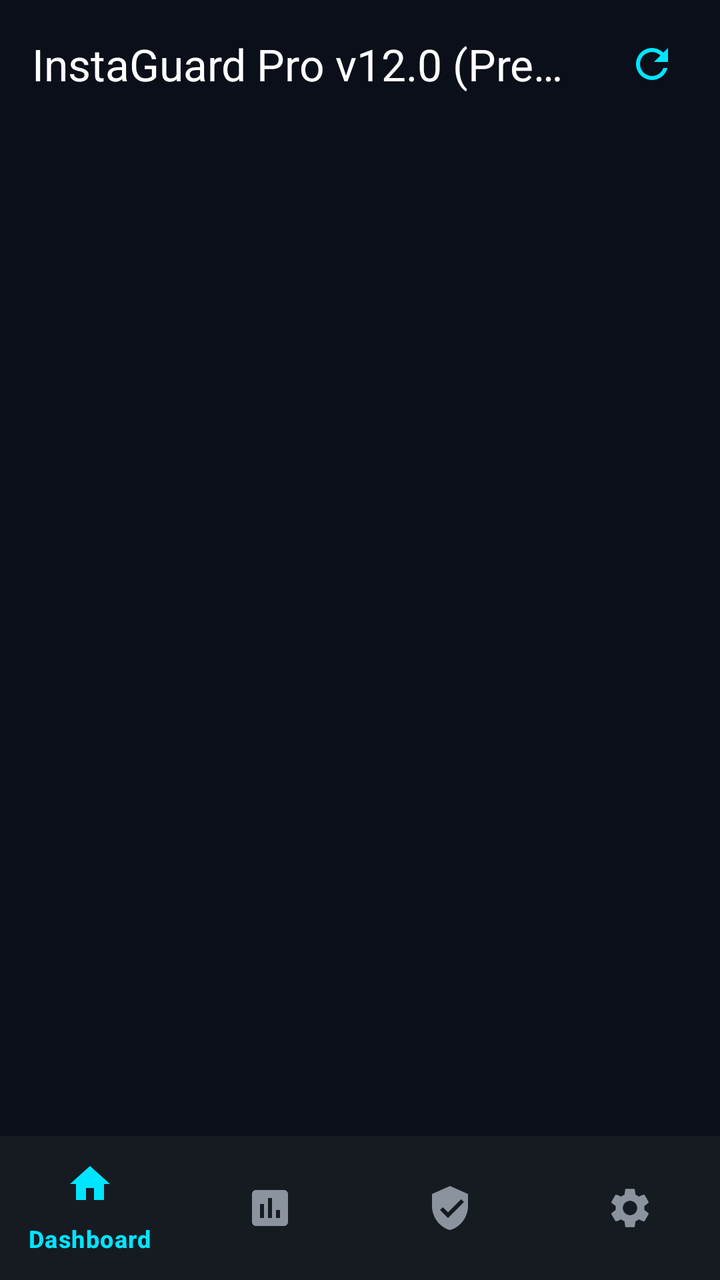
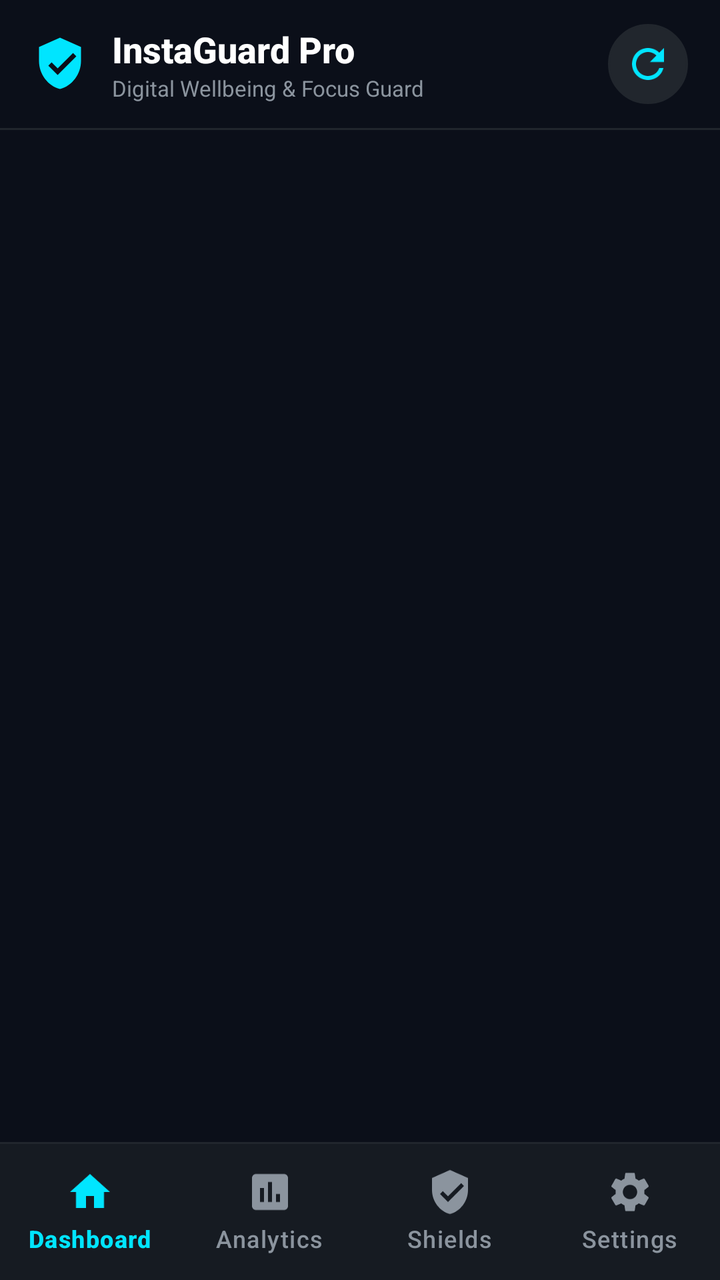

Compare the two renders of this Android layout. The source of the first and the diff that turns it into the second are given below.
<!-- AndroidManifest.xml: application theme Theme.InstaGuard -->
<!-- res/layout/activity_main.xml -->
<?xml version="1.0" encoding="utf-8"?>
<androidx.coordinatorlayout.widget.CoordinatorLayout
    xmlns:android="http://schemas.android.com/apk/res/android"
    xmlns:app="http://schemas.android.com/apk/res-auto"
    android:layout_width="match_parent"
    android:layout_height="match_parent"
    android:background="@color/bg_primary">

    
    <com.google.android.material.appbar.AppBarLayout
        android:id="@+id/appBarLayout"
        android:layout_width="match_parent"
        android:layout_height="wrap_content"
        android:background="@color/bg_primary"
        app:elevation="0dp">

        <androidx.appcompat.widget.Toolbar
            android:id="@+id/toolbarMain"
            android:layout_width="match_parent"
            android:layout_height="?attr/actionBarSize"
            app:title="InstaGuard Pro v12.0 (Premium UI Suite)"
            app:titleTextColor="@color/text_primary">

            <ImageButton
                android:id="@+id/btnRefresh"
                android:layout_width="44dp"
                android:layout_height="44dp"
                android:layout_gravity="end"
                android:layout_marginEnd="12dp"
                android:background="?attr/selectableItemBackgroundBorderless"
                android:src="@drawable/ic_refresh"
                app:tint="@color/accent_neon_blue"
                android:contentDescription="@string/btn_refresh" />
        </androidx.appcompat.widget.Toolbar>
    </com.google.android.material.appbar.AppBarLayout>

    
    <FrameLayout
        android:id="@+id/fragmentContainer"
        android:layout_width="match_parent"
        android:layout_height="match_parent"
        android:layout_marginBottom="72dp"
        app:layout_behavior="@string/appbar_scrolling_view_behavior" />

    
    <com.google.android.material.bottomnavigation.BottomNavigationView
        android:id="@+id/bottomNavigationView"
        android:layout_width="match_parent"
        android:layout_height="72dp"
        android:layout_gravity="bottom"
        android:background="@color/surface_card"
        app:itemIconTint="@color/bottom_nav_color_selector"
        app:itemTextColor="@color/bottom_nav_color_selector"
        app:itemRippleColor="#3300E5FF"
        app:elevation="16dp"
        app:menu="@menu/bottom_nav_menu" />

</androidx.coordinatorlayout.widget.CoordinatorLayout>
<!-- resources referenced by this layout -->
<resources>
  <color name="accent_neon_blue">#00E5FF</color>
  <color name="bg_primary">#0B0F19</color>
  <color name="surface_card">#161B22</color>
  <color name="text_primary">#FFFFFF</color>
  <!-- drawable ic_refresh (drawable) -->
  <vector xmlns:android="http://schemas.android.com/apk/res/android"
      android:width="24dp"
      android:height="24dp"
      android:viewportWidth="24"
      android:viewportHeight="24">
      <path
          android:fillColor="#FFFFFFFF"
          android:pathData="M17.65,6.35C16.2,4.9 14.21,4 12,4c-4.42,0 -7.99,3.58 -7.99,8s3.57,8 7.99,8c3.73,0 6.84,-2.55 7.73,-6h-2.08c-0.82,2.33 -3.04,4 -5.65,4 -3.31,0 -6,-2.69 -6,-6s2.69,-6 6,-6c1.66,0 3.14,0.69 4.22,1.78L13,11h7V4l-2.35,2.35z" />
  </vector>
  <string name="btn_refresh">Refresh Stats</string>
  <style name="Theme.InstaGuard" parent="Theme.Material3.Dark.NoActionBar">
          <item name="colorPrimary">@color/accent_neon_blue</item>
          <item name="colorPrimaryVariant">@color/primary_dark</item>
          <item name="colorOnPrimary">#0B0F19</item>
          <item name="colorSecondary">@color/accent_yellow</item>
          <item name="android:statusBarColor">@color/bg_primary</item>
          <item name="android:navigationBarColor">@color/surface_card</item>
          <item name="android:windowLightStatusBar" tools:targetApi="m">false</item>
          <item name="android:windowLightNavigationBar" tools:targetApi="o_mr1">false</item>
          <item name="android:windowBackground">@color/bg_primary</item>
      </style>
  <color name="primary_dark">#00B0FF</color>
  <color name="accent_yellow">#FFD600</color>
</resources>

<!-- the commit's change to res/layout/activity_main.xml (unified diff, before → after) -->
@@ -18,20 +18,65 @@
             android:id="@+id/toolbarMain"
             android:layout_width="match_parent"
             android:layout_height="?attr/actionBarSize"
-            app:title="InstaGuard Pro v12.0 (Premium UI Suite)"
-            app:titleTextColor="@color/text_primary">
+            app:contentInsetStart="16dp"
+            app:contentInsetEnd="16dp"
+            app:elevation="0dp">
+
+            <LinearLayout
+                android:layout_width="wrap_content"
+                android:layout_height="wrap_content"
+                android:layout_gravity="start|center_vertical"
+                android:orientation="horizontal"
+                android:gravity="center_vertical">
+
+                <ImageView
+                    android:layout_width="28dp"
+                    android:layout_height="28dp"
+                    android:src="@drawable/ic_shield_lock"
+                    app:tint="@color/accent_neon_blue"
+                    android:contentDescription="@string/app_name" />
+
+                <LinearLayout
+                    android:layout_width="wrap_content"
+                    android:layout_height="wrap_content"
+                    android:layout_marginStart="12dp"
+                    android:orientation="vertical">
+
+                    <TextView
+                        android:layout_width="wrap_content"
+                        android:layout_height="wrap_content"
+                        android:text="@string/app_name"
+                        android:textColor="@color/text_primary"
+                        android:textSize="18sp"
+                        android:textStyle="bold"
+                        android:fontFamily="sans-serif-medium" />
+
+                    <TextView
+                        android:layout_width="wrap_content"
+                        android:layout_height="wrap_content"
+                        android:text="Digital Wellbeing &amp; Focus Guard"
+                        android:textColor="@color/text_secondary"
+                        android:textSize="11sp" />
+                </LinearLayout>
+            </LinearLayout>
 
             <ImageButton
                 android:id="@+id/btnRefresh"
-                android:layout_width="44dp"
-                android:layout_height="44dp"
-                android:layout_gravity="end"
+                android:layout_width="40dp"
+                android:layout_height="40dp"
+                android:layout_gravity="end|center_vertical"
                 android:layout_marginEnd="12dp"
-                android:background="?attr/selectableItemBackgroundBorderless"
+                android:background="@drawable/bg_refresh_circle"
                 android:src="@drawable/ic_refresh"
                 app:tint="@color/accent_neon_blue"
                 android:contentDescription="@string/btn_refresh" />
         </androidx.appcompat.widget.Toolbar>
+
+        
+        <View
+            android:layout_width="match_parent"
+            android:layout_height="1dp"
+            android:background="@color/border_subtle" />
     </com.google.android.material.appbar.AppBarLayout>
 
     
@@ -39,20 +84,32 @@
         android:id="@+id/fragmentContainer"
         android:layout_width="match_parent"
         android:layout_height="match_parent"
-        android:layout_marginBottom="72dp"
+        android:layout_marginBottom="68dp"
         app:layout_behavior="@string/appbar_scrolling_view_behavior" />
 
     
-    <com.google.android.material.bottomnavigation.BottomNavigationView
-        android:id="@+id/bottomNavigationView"
+    <LinearLayout
         android:layout_width="match_parent"
-        android:layout_height="72dp"
+        android:layout_height="wrap_content"
         android:layout_gravity="bottom"
-        android:background="@color/surface_card"
-        app:itemIconTint="@color/bottom_nav_color_selector"
-        app:itemTextColor="@color/bottom_nav_color_selector"
-        app:itemRippleColor="#3300E5FF"
-        app:elevation="16dp"
-        app:menu="@menu/bottom_nav_menu" />
+        android:orientation="vertical">
+
+        <View
+            android:layout_width="match_parent"
+            android:layout_height="1dp"
+            android:background="@color/border_subtle" />
+
+        <com.google.android.material.bottomnavigation.BottomNavigationView
+            android:id="@+id/bottomNavigationView"
+            android:layout_width="match_parent"
+            android:layout_height="68dp"
+            android:background="@color/surface_card"
+            app:itemIconTint="@color/bottom_nav_color_selector"
+            app:itemTextColor="@color/bottom_nav_color_selector"
+            app:itemRippleColor="#2600E5FF"
+            app:elevation="0dp"
+            app:labelVisibilityMode="labeled"
+            app:menu="@menu/bottom_nav_menu" />
+    </LinearLayout>
 
 </androidx.coordinatorlayout.widget.CoordinatorLayout>
<!-- resource entries referenced after the edit -->
@@ -2,8 +2,23 @@
 <resources>
   <color name="accent_neon_blue">#00E5FF</color>
   <color name="bg_primary">#0B0F19</color>
+  <color name="border_subtle">#21262D</color>
   <color name="surface_card">#161B22</color>
   <color name="text_primary">#FFFFFF</color>
+  <color name="text_secondary">#8B949E</color>
+  <!-- drawable bg_refresh_circle (drawable) -->
+  <?xml version="1.0" encoding="utf-8"?>
+  <ripple xmlns:android="http://schemas.android.com/apk/res/android"
+      android:color="#3300E5FF">
+      <item>
+          <shape android:shape="oval">
+              <solid android:color="@color/surface_variant" />
+              <stroke
+                  android:width="1dp"
+                  android:color="@color/border_subtle" />
+          </shape>
+      </item>
+  </ripple>
   <!-- drawable ic_refresh (drawable) -->
   <vector xmlns:android="http://schemas.android.com/apk/res/android"
       android:width="24dp"
@@ -14,6 +29,17 @@
           android:fillColor="#FFFFFFFF"
           android:pathData="M17.65,6.35C16.2,4.9 14.21,4 12,4c-4.42,0 -7.99,3.58 -7.99,8s3.57,8 7.99,8c3.73,0 6.84,-2.55 7.73,-6h-2.08c-0.82,2.33 -3.04,4 -5.65,4 -3.31,0 -6,-2.69 -6,-6s2.69,-6 6,-6c1.66,0 3.14,0.69 4.22,1.78L13,11h7V4l-2.35,2.35z" />
   </vector>
+  <!-- drawable ic_shield_lock (drawable) -->
+  <vector xmlns:android="http://schemas.android.com/apk/res/android"
+      android:width="24dp"
+      android:height="24dp"
+      android:viewportWidth="24"
+      android:viewportHeight="24">
+    <path
+        android:fillColor="@android:color/white"
+        android:pathData="M12,1L3,5v6c0,5.55 3.84,10.74 9,12c5.16,-1.26 9,-6.45 9,-12V5l-9,-4zm-1,16l-4,-4l1.41,-1.41L11,14.17l6.59,-6.59L19,9l-8,8z"/>
+  </vector>
+  <string name="app_name">InstaGuard Pro</string>
   <string name="btn_refresh">Refresh Stats</string>
   <style name="Theme.InstaGuard" parent="Theme.Material3.Dark.NoActionBar">
           <item name="colorPrimary">@color/accent_neon_blue</item>
@@ -25,8 +51,17 @@
           <item name="android:windowLightStatusBar" tools:targetApi="m">false</item>
           <item name="android:windowLightNavigationBar" tools:targetApi="o_mr1">false</item>
           <item name="android:windowBackground">@color/bg_primary</item>
+          <item name="materialCardViewStyle">@style/Widget.InstaGuard.Card</item>
       </style>
+  <color name="surface_variant">#21262D</color>
   <color name="primary_dark">#00B0FF</color>
   <color name="accent_yellow">#FFD600</color>
+  <style name="Widget.InstaGuard.Card" parent="Widget.Material3.CardView.Filled">
+          <item name="cardBackgroundColor">@color/surface_card</item>
+          <item name="cardCornerRadius">16dp</item>
+          <item name="strokeWidth">1dp</item>
+          <item name="strokeColor">@color/border_subtle</item>
+          <item name="cardElevation">0dp</item>
+      </style>
 </resources>
 
